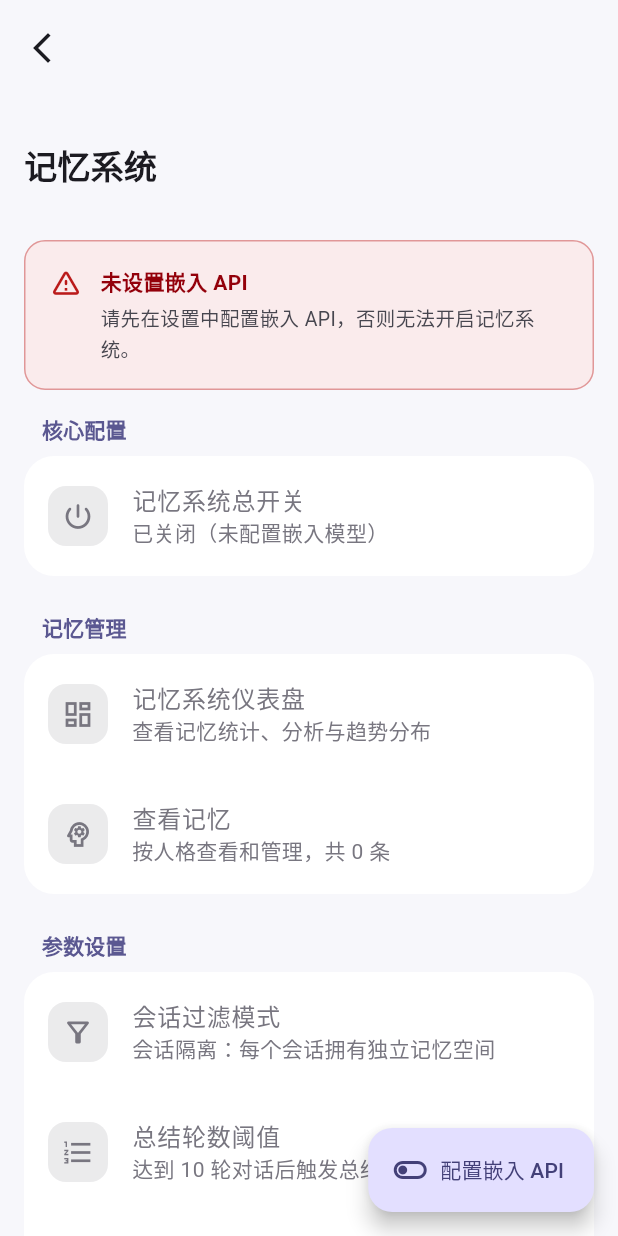
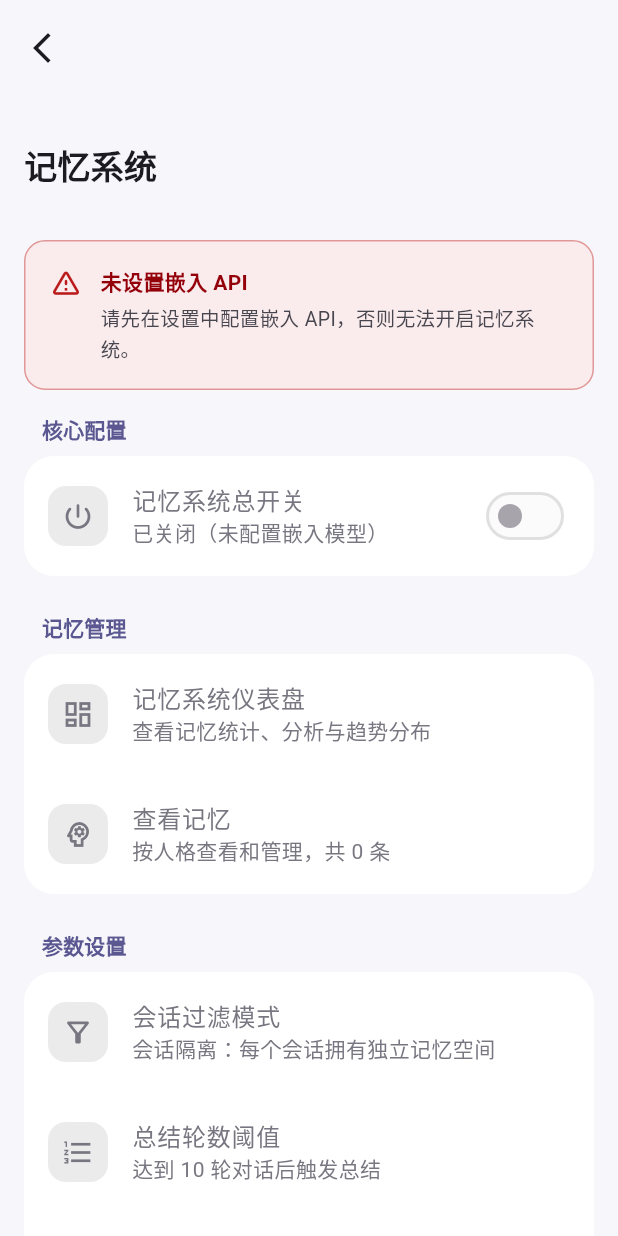
Before and after one commit to yonglanws/MewMew, a Flutter app: the MemorySettingsPage screen opened directly, on a phone screen of 412 x 824 dp. Run offline on Flutter 3.47's test engine with Material 3 defaults, Android fonts, the phone set to English and light mode, and no system bars; our stand-ins replace flutter_markdown, image_picker, share_plus, shared_preferences; accounts and stored records are empty.

Commit message:
Revert "feat: move settings switches to bottom actions"
This reverts commit 4284e10c937a70293d54cbd4364369d84d56f9a9.

```diff
--- a/lib/pages/memory_settings_page.dart
+++ b/lib/pages/memory_settings_page.dart
@@ -1,3 +1,4 @@
+import 'package:flutter/foundation.dart';
 import 'package:flutter/material.dart';
 import 'package:provider/provider.dart';
 
@@ -7,7 +8,6 @@ import '../services/logger_service.dart';
 import '../state/app_state.dart';
 import '../utils/fast_route.dart';
 import '../utils/large_app_bar_title.dart';
-import '../widgets/settings_switch_action.dart';
 import 'dashboard_page.dart';
 import 'memory_page.dart';
 
@@ -29,19 +29,6 @@ class MemorySettingsPage extends StatelessWidget {
     final memoryDisabled = !isMemoryEnabled;
 
     return Scaffold(
-      floatingActionButton: SettingsSwitchFab(
-        icon: state.injectMemories && embeddingValid
-            ? Icons.toggle_on_outlined
-            : Icons.toggle_off_outlined,
-        label: !embeddingValid
-            ? '配置嵌入 API'
-            : (state.injectMemories ? '关闭记忆系统' : '开启记忆系统'),
-        onPressed: !embeddingValid
-            ? null
-            : () => context.read<AppState>().setInjectMemories(
-                !state.injectMemories,
-              ),
-      ),
       body: CustomScrollView(
         slivers: [
           SliverAppBar.large(
@@ -110,7 +97,12 @@ class MemorySettingsPage extends StatelessWidget {
                   subtitle: state.injectMemories && embeddingValid
                       ? '已开启：对话中自动检索并注入长期记忆'
                       : (embeddingValid ? '已关闭：暂不注入长期记忆' : '已关闭（未配置嵌入模型）'),
-                  isEnabled: embeddingValid,
+                  trailing: Switch(
+                    value: state.injectMemories && embeddingValid,
+                    onChanged: !embeddingValid
+                        ? null
+                        : (v) => context.read<AppState>().setInjectMemories(v),
+                  ),
                 ),
               ],
             ),
@@ -319,7 +311,7 @@ class MemorySettingsPage extends StatelessWidget {
               ],
             ),
           ),
-          const SliverPadding(padding: EdgeInsets.only(bottom: 104)),
+          const SliverPadding(padding: EdgeInsets.only(bottom: 32)),
         ],
       ),
     );
@@ -1161,21 +1153,21 @@ class _SettingTile extends StatelessWidget {
   final Color iconColor;
   final String title;
   final String subtitle;
+  final Widget? trailing;
   final VoidCallback? onTap;
-  final bool? isEnabled;
 
   const _SettingTile({
     required this.icon,
     required this.iconColor,
     required this.title,
     required this.subtitle,
+    this.trailing,
     this.onTap,
-    this.isEnabled,
   });
 
   @override
   Widget build(BuildContext context) {
-    final disabled = isEnabled == false || (isEnabled == null && onTap == null);
+    final disabled = onTap == null;
     return ListTile(
       contentPadding: const EdgeInsets.symmetric(horizontal: 16, vertical: 4),
       leading: Container(
@@ -1205,9 +1197,9 @@ class _SettingTile extends StatelessWidget {
           color: disabled ? Theme.of(context).colorScheme.outline : null,
         ),
       ),
-      trailing: onTap == null
-          ? null
-          : const Icon(Icons.chevron_right, size: 20),
+      trailing:
+          trailing ??
+          (onTap == null ? null : const Icon(Icons.chevron_right, size: 20)),
       onTap: onTap,
     );
   }
--- a/lib/widgets/settings_switch_action.dart
+++ /dev/null
@@ -1,48 +0,0 @@
-import 'package:flutter/material.dart';
-import 'package:provider/provider.dart';
-
-import '../state/app_state.dart';
-
-class SettingsSwitchFab extends StatelessWidget {
-  const SettingsSwitchFab({
-    super.key,
-    required this.label,
-    required this.icon,
-    required this.onPressed,
-  });
-
-  final String label;
-  final IconData icon;
-  final VoidCallback? onPressed;
-
-  @override
-  Widget build(BuildContext context) => FloatingActionButton.extended(
-    onPressed: onPressed,
-    icon: Icon(icon),
-    label: Text(label),
-  );
-}
-
-Future<void> showSettingsSwitchSheet(
-  BuildContext context, {
-  required String title,
-  required WidgetBuilder builder,
-}) => showModalBottomSheet<void>(
-  context: context,
-  showDragHandle: true,
-  builder: (sheetContext) => Consumer<AppState>(
-    builder: (context, _, __) => SafeArea(
-      child: SingleChildScrollView(
-        padding: const EdgeInsets.fromLTRB(16, 4, 16, 24),
-        child: Column(
-          crossAxisAlignment: CrossAxisAlignment.stretch,
-          children: [
-            Text(title, style: Theme.of(context).textTheme.titleLarge),
-            const SizedBox(height: 8),
-            builder(sheetContext),
-          ],
-        ),
-      ),
-    ),
-  ),
-);
```
Also changed, not shown: lib/pages/message_debounce_settings_page.dart (+37 -53 lines), lib/pages/segmented_send_settings_page.dart (+21 -73 lines), lib/pages/settings_page.dart (+7 -15 lines), 1 other file.
